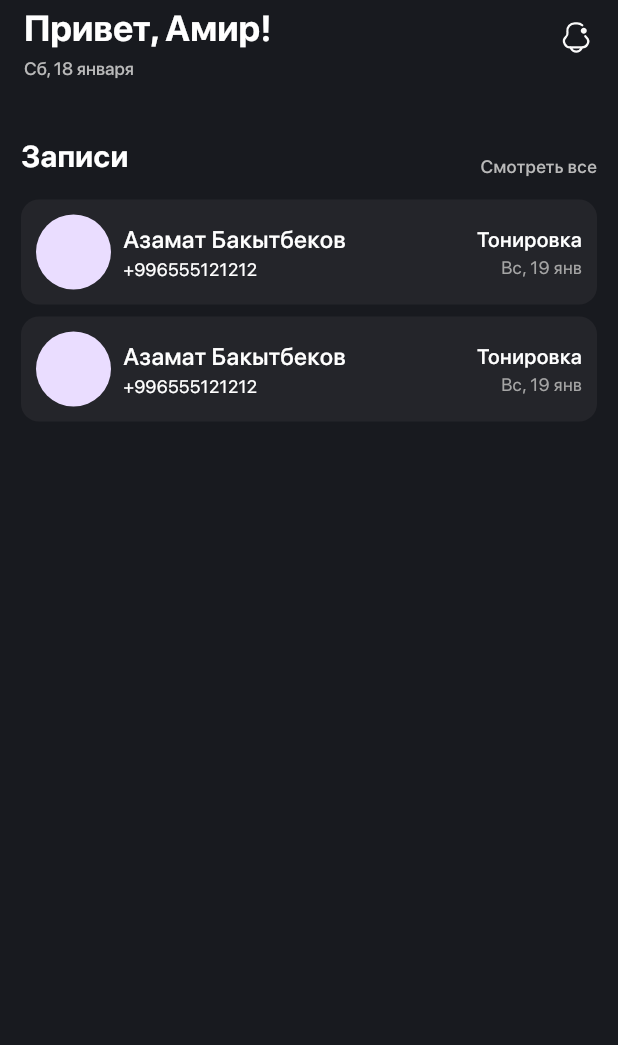
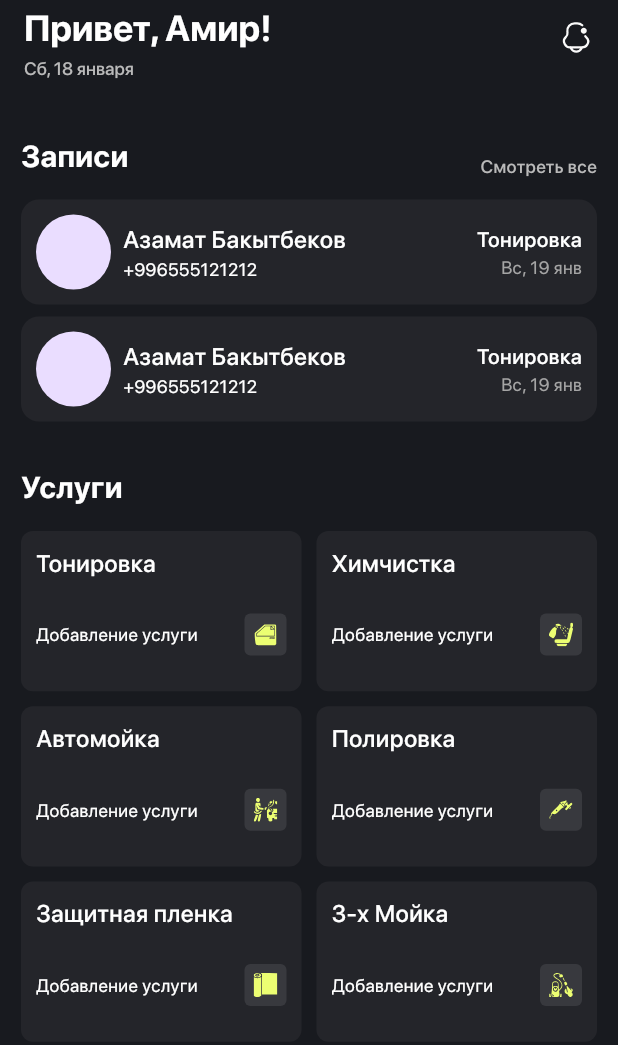
Before and after one commit to rahimov27/a1_workspace, a Flutter app: the screen it shows after launch, on a phone screen of 412 x 824 dp. Shown: the top 1045 px of the screen. Run offline on Flutter 3.47's test engine with Material 3 defaults, Android fonts, the phone set to English and light mode, and no system bars; our stand-ins replace flutter_svg.

Commit message:
homepage added card service

```diff
--- a/lib/features/home/presentation/pages/home_page.dart
+++ b/lib/features/home/presentation/pages/home_page.dart
@@ -1,4 +1,5 @@
 import 'package:a1_workspace/features/home/presentation/widgets/home_record_card.dart';
+import 'package:a1_workspace/features/home/presentation/widgets/home_service_card_widget.dart';
 import 'package:a1_workspace/features/home/presentation/widgets/home_subtitle_widget.dart';
 import 'package:a1_workspace/features/home/presentation/widgets/home_title_widget.dart';
 import 'package:flutter/material.dart';
@@ -8,30 +9,73 @@ class HomePage extends StatelessWidget {
 
   @override
   Widget build(BuildContext context) {
+    final icons = [
+      "assets/svg/toner.svg",
+      "assets/svg/himchistka.svg",
+      "assets/svg/3-x-wash.svg",
+      "assets/svg/polirovka.svg",
+      "assets/svg/plenka.svg",
+      "assets/svg/himmoika.svg"
+    ];
+
+    final titles = [
+      "Тонировка",
+      "Химчистка",
+      "Автомойка",
+      "Полировка",
+      "Защитная пленка",
+      "3-х Мойка"
+    ];
     return Scaffold(
       appBar: AppBar(
         centerTitle: false,
         title: const HomeTitleWidget(),
       ),
-      body: const SafeArea(
+      body: SafeArea(
         child: Padding(
-          padding: EdgeInsets.symmetric(horizontal: 14, vertical: 34),
+          padding: const EdgeInsets.symmetric(horizontal: 14, vertical: 34),
           child: Column(
             children: [
-              HomeSubtitleWidget(),
-              SizedBox(height: 14),
-              HomeRecordCard(
+              const HomeSubtitleWidget(
+                title: "Записи",
+                hasButton: true,
+              ),
+              const SizedBox(height: 14),
+              const HomeRecordCard(
                 name: "Азамат Бакытбеков",
                 number: "+996555121212",
                 service: "Тонировка",
                 date: "Вс, 19 янв",
               ),
-              SizedBox(height: 8),
-              HomeRecordCard(
+              const SizedBox(height: 8),
+              const HomeRecordCard(
                 name: "Азамат Бакытбеков",
                 number: "+996555121212",
                 service: "Тонировка",
                 date: "Вс, 19 янв",
+              ),
+              const SizedBox(height: 30),
+              const HomeSubtitleWidget(
+                title: "Услуги",
+                hasButton: false,
+              ),
+              const SizedBox(height: 14),
+              Expanded(
+                child: GridView.builder(
+                  gridDelegate: const SliverGridDelegateWithFixedCrossAxisCount(
+                    crossAxisCount: 2,
+                    mainAxisSpacing: 10,
+                    crossAxisSpacing: 10,
+                    childAspectRatio: 3.5 / 2,
+                  ),
+                  itemCount: 6,
+                  itemBuilder: (context, index) {
+                    return HomeServiceCardWidget(
+                      icon: icons[index],
+                      title: titles[index],
+                    );
+                  },
+                ),
               ),
             ],
           ),
--- /dev/null
+++ b/lib/features/home/presentation/widgets/home_service_card_widget.dart
@@ -0,0 +1,60 @@
+import 'package:a1_workspace/shared/core/styles/app_colors.dart';
+import 'package:flutter/material.dart';
+import 'package:flutter_svg/svg.dart';
+
+class HomeServiceCardWidget extends StatelessWidget {
+  final String icon;
+  final String title;
+  const HomeServiceCardWidget(
+      {super.key, required this.icon, required this.title});
+
+  @override
+  Widget build(BuildContext context) {
+    return Container(
+      decoration: BoxDecoration(
+        borderRadius: BorderRadius.circular(8),
+        color: AppColors.mainGrey,
+      ),
+      child: Padding(
+        padding: const EdgeInsets.all(10.0),
+        child: Column(
+          crossAxisAlignment: CrossAxisAlignment.start,
+          children: [
+            Text(
+              title,
+              style: const TextStyle(
+                fontSize: 16,
+                fontFamily: "sf-medium",
+                color: AppColors.mainWhite,
+              ),
+            ),
+            const SizedBox(height: 22),
+            Row(
+              children: [
+                const Text(
+                  "Добавление услуги",
+                  style: TextStyle(
+                    fontSize: 12,
+                    fontFamily: "sf-regular",
+                    color: AppColors.mainWhite,
+                  ),
+                ),
+                const Spacer(),
+                Container(
+                  decoration: BoxDecoration(
+                    borderRadius: BorderRadius.circular(4),
+                    color: AppColors.greyUslugaColor,
+                  ),
+                  child: Padding(
+                    padding: const EdgeInsets.all(6.0),
+                    child: SvgPicture.asset(icon),
+                  ),
+                )
+              ],
+            ),
+          ],
+        ),
+      ),
+    );
+  }
+}
--- a/lib/features/home/presentation/widgets/home_subtitle_widget.dart
+++ b/lib/features/home/presentation/widgets/home_subtitle_widget.dart
@@ -2,9 +2,10 @@ import 'package:a1_workspace/shared/core/styles/app_colors.dart';
 import 'package:flutter/material.dart';
 
 class HomeSubtitleWidget extends StatelessWidget {
-  const HomeSubtitleWidget({
-    super.key,
-  });
+  final String title;
+  final bool hasButton;
+  const HomeSubtitleWidget(
+      {super.key, required this.title, required this.hasButton});
 
   @override
   Widget build(BuildContext context) {
@@ -12,22 +13,24 @@ class HomeSubtitleWidget extends StatelessWidget {
       crossAxisAlignment: CrossAxisAlignment.end,
       children: [
         Text(
-          "Записи",
-          style: TextStyle(
+          title,
+          style: const TextStyle(
             fontSize: 20,
             fontFamily: "sf",
             color: AppColors.mainWhite,
           ),
         ),
-        Spacer(),
-        Text(
+        const Spacer(),
+        hasButton
+            ? const Text(
                 "Смотреть все",
                 style: TextStyle(
                   fontSize: 12,
                   fontFamily: "sf-medium",
                   color: AppColors.textGreyColor,
                 ),
-        ),
+              )
+            : const SizedBox(),
       ],
     );
   }
--- a/lib/shared/core/styles/app_colors.dart
+++ b/lib/shared/core/styles/app_colors.dart
@@ -11,4 +11,5 @@ abstract class AppColors {
   static const Color green = Color(0xff4AC167);
   static const Color greyAuth = Color(0xff9D9D9D);
   static const Color greyHomeCard = Color(0xffA5A5A5);
+  static const Color greyUslugaColor = Color(0xff38393E);
 }
--- a/pubspec.yaml
+++ b/pubspec.yaml
@@ -35,6 +35,7 @@ dependencies:
   # Use with the CupertinoIcons class for iOS style icons.
   cupertino_icons: ^1.0.8
   flutter_svg: ^2.0.17
+  persistent_bottom_nav_bar: ^6.2.1
 
 dev_dependencies:
   flutter_test:
```
Also changed, not shown: assets/svg/3-x-wash.svg (added), assets/svg/himchistka.svg (added), assets/svg/himmoika.svg (added), assets/svg/plenka.svg (added), assets/svg/polirovka.svg (added), assets/svg/toner.svg (added), pubspec.lock. Lines whose indentation alone changed are shown as unchanged.
